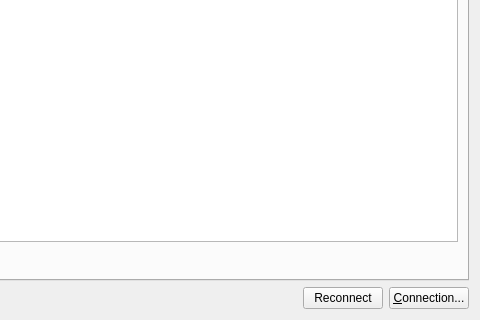
The window that src/ui/server_widget.ui (jjzhang166/RconGui) describes before a commit, drawn with Qt 5; both pictures show x 296 to 776 and y 218 to 538 of the 776 by 538 pixel window.
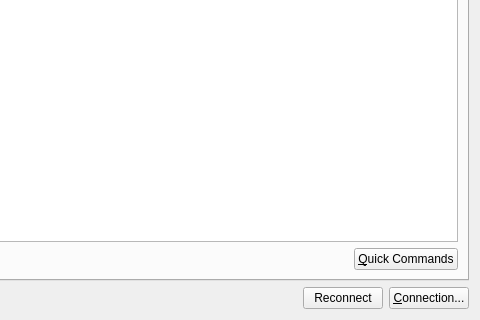
The same window after the commit. Icons and pictures are not drawn. Custom widgets are drawn as their Qt base class.

Commit message: Quick commands

The edit to the form file:
```diff
--- a/src/ui/server_widget.ui
+++ b/src/ui/server_widget.ui
@@ -100,6 +100,16 @@
            </property>
           </spacer>
          </item>
+         <item>
+          <widget class="QPushButton" name="button_quick_commands">
+           <property name="text">
+            <string>&amp;Quick Commands</string>
+           </property>
+           <property name="icon">
+            <iconset theme="quickopen-function"/>
+           </property>
+          </widget>
+         </item>
         </layout>
        </item>
       </layout>
```
Left out of the diff: 6 changed lines with no effect on the pictures. The commit also changes 2 other files.
